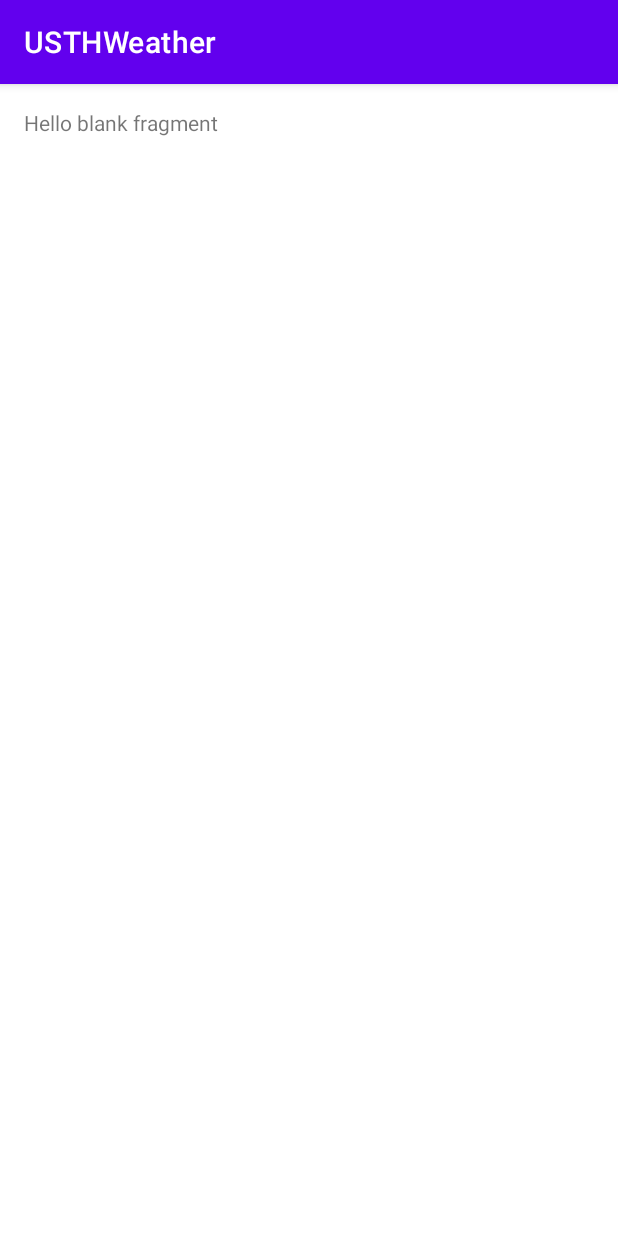
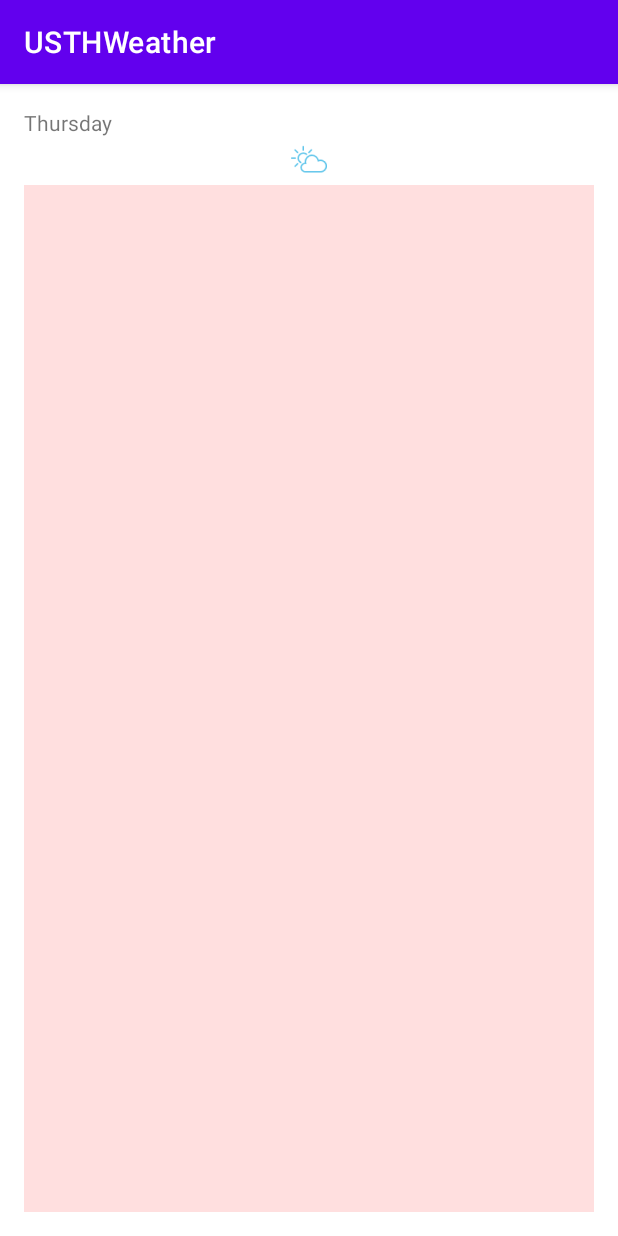
Before and after one commit to LezardValeth97/USTHWeather, an Android app: the screen it shows after launch (WeatherActivity), on a phone screen of 412 x 824 dp. Run offline under Robolectric (Android 15) with nearby library versions, the phone set to English and light mode, and no system bars.

Commit message:
finish prac4 by adding text and image in ForecastFragment

```diff
--- a/app/src/main/java/vn/edu/usth/usthweather/ForecastFragment.java
+++ b/app/src/main/java/vn/edu/usth/usthweather/ForecastFragment.java
@@ -7,8 +7,11 @@ import androidx.fragment.app.Fragment;
 import android.view.LayoutInflater;
 import android.view.View;
 import android.view.ViewGroup;
+import android.widget.ImageView;
+import android.widget.LinearLayout;
+import android.widget.TextView;
 
-/**
+/*
  * A simple {@link Fragment} subclass.
  * Use the {@link ForecastFragment#newInstance} factory method to
  * create an instance of this fragment.
@@ -19,8 +22,21 @@ public class ForecastFragment extends Fragment {
     public View onCreateView(LayoutInflater inflater, ViewGroup container,
                              Bundle savedInstanceState) {
         // Inflate the layout for this fragment
+        TextView day = new TextView(getContext());
+        day.setText("Thursday");
+
+        ImageView img = new ImageView(getContext());
+        img.setImageResource(R.drawable.ic_action_name);
+
         View v = new View(getContext());
         v.setBackgroundColor(0x20FF0000);
-        return inflater.inflate(R.layout.fragment_forecast, container, false);
+
+        LinearLayout view = new LinearLayout(getContext());
+        view.setOrientation(LinearLayout.VERTICAL);
+        view.addView(day);
+        view.addView(img);
+        view.addView(v);
+//        return inflater.inflate(R.layout.fragment_forecast, container, false);
+        return view;
     }
 }
```
